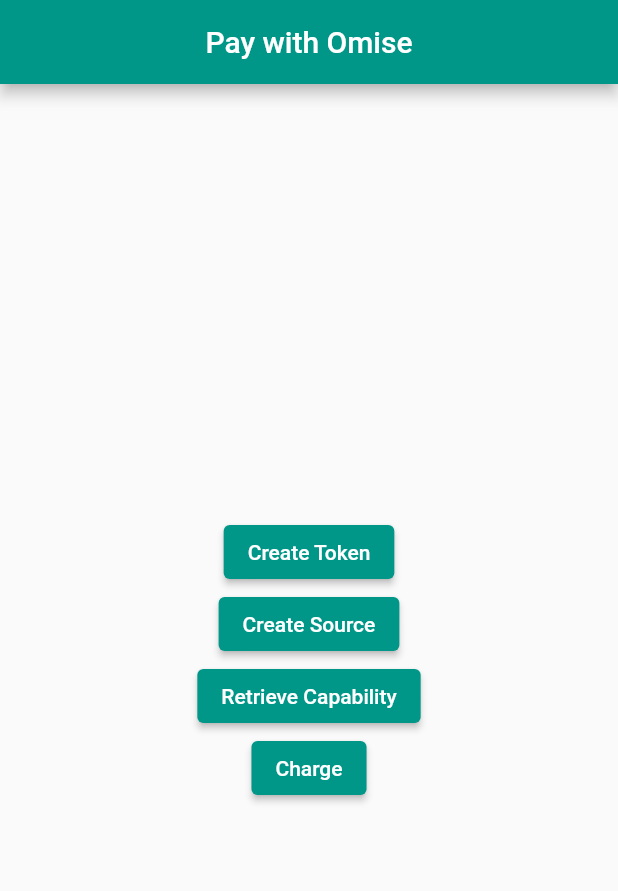
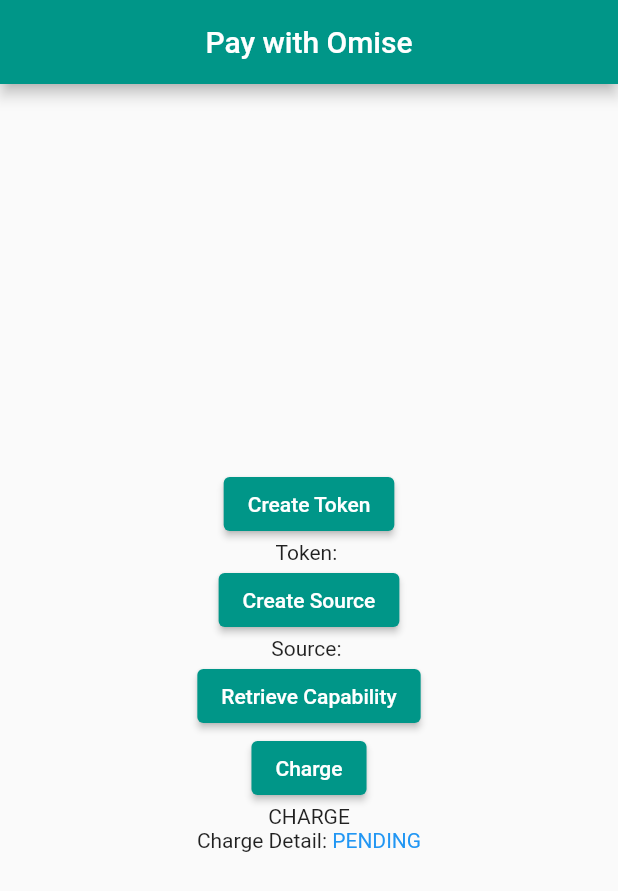
Before and after one commit to khemmanat/flutter_payment_sample, a Flutter app: the OmisePaymentPage widget shown alone on an empty page, opened directly, after a tap on "Create Source", on a phone screen of 412 x 824 dp. Shown: the top 891 px of the screen. Run offline on Flutter 3.47's test engine with Material 2 defaults, Android fonts, the phone set to English and light mode, and no system bars; network calls fail.

Commit message:
update omise payment with using local codes

````diff
--- /dev/null
+++ b/lib/external/omise/omise_flutter.dart
@@ -0,0 +1,45 @@
+library omise_flutter;
+
+import './src/client.dart';
+import './src/resources/capability.dart';
+import './src/resources/source.dart';
+import './src/resources/token.dart';
+
+const String _VERSION = "0.1.6";
+
+/// OmiseFlutter
+///
+/// ```dart
+/// OmiseFlutter omise = OmiseFlutter(publicKey);
+/// ```
+class OmiseFlutter {
+  // Omise API version
+  final String apiVersion;
+  // Omise Public Key
+  final String publicKey;
+
+  // HTTP Client
+  late Client _client;
+  Client get client {
+    return _client;
+  }
+
+  // Resources
+  late TokenResource token;
+  late SourceResource source;
+  late CapabilityResource capability;
+
+  // Constructor
+  OmiseFlutter(this.publicKey, [this.apiVersion = '2019-05-29']) {
+    //
+    _client = Client(publicKey, apiVersion);
+    _client.version = _VERSION;
+    _initResources();
+  }
+
+  _initResources() {
+    token = TokenResource(_client, publicKey, apiVersion);
+    source = SourceResource(_client, publicKey, apiVersion);
+    capability = CapabilityResource(_client, publicKey, apiVersion);
+  }
+}
--- /dev/null
+++ b/lib/external/omise/src/client.dart
@@ -0,0 +1,100 @@
+import 'dart:async';
+import 'dart:convert';
+
+import 'package:flutter_payment_sample/core/constants/payment/omise.dart';
+import 'package:http/http.dart' as http;
+
+import './exception.dart';
+
+class Client {
+  late final String _publicKey;
+  late final String _apiVersion;
+  late String version;
+
+  Client(this._publicKey, this._apiVersion);
+
+  final http.Client _httpClient = http.Client();
+
+  /// Makes a post request to [host] by following [path] with [data]
+  Future<Map<String, dynamic>> post(String host, final List<String> path,
+      {final dynamic data}) async {
+    final uri = createUri(host, path);
+    final headers = createHeader();
+    final response = await _httpClient
+        .post(uri, body: json.encode(data), headers: headers)
+        .timeout(const Duration(seconds: 60), onTimeout: () {
+      throw TimeoutException('The connection has timed out, Please try again!');
+    });
+    return processResponse(response);
+  }
+
+  /// Makes a get request from [host] by following [path]
+  Future<Map<String, dynamic>> get(String host, final List<String> path) async {
+    final uri = createUri(host, path);
+    final headers = createHeader();
+    final response = await _httpClient
+        .get(uri, headers: headers)
+        .timeout(const Duration(seconds: 60), onTimeout: () {
+      throw TimeoutException('The connection has timed out, Please try again!');
+    });
+    return processResponse(response);
+  }
+
+  Uri createUri(String host, List<String> path) {
+    final uri = Uri(scheme: 'https', host: host, pathSegments: path);
+    print('URI Created: $uri');
+    return uri;
+  }
+
+  /// Build a basic authentication header
+  String basicAuth() {
+    print('Check public key: $OmiseConstant.secretKey');
+    // print('Basic ${base64Encode(utf8.encode('$_publicKey:'))}');
+    // return 'Basic ${base64Encode(utf8.encode('$_publicKey:'))}';
+    return 'Basic ${base64Encode(utf8.encode('${OmiseConstant.secretKey}:'))}';
+  }
+
+  /// Create a header
+  Map<String, String> createHeader() {
+    final headers = <String, String>{
+      'Authorization': basicAuth(),
+      'Omise-Version': _apiVersion,
+      'Cache-Control': 'no-cache',
+      'Content-Type': 'application/json',
+      'user-agent': 'co.keerati.omise_flutter/$version'
+    };
+    return headers;
+  }
+
+  /// Deserialize JSON from [response]
+  Map<String, dynamic> processResponse(http.Response response) {
+    final responseStatusCode = response.statusCode;
+
+    Map<String, dynamic>? map;
+    try {
+      map = jsonDecode(response.body) as Map<String, dynamic>;
+    } catch (e) {
+      // Throwing later.
+    }
+    if (responseStatusCode != 200) {
+      if (map == null || map['object'] == null) {
+        throw UnknownTypeException(
+            'The status code returned was $responseStatusCode but no error was provided.');
+      }
+
+      if (map['code'] != null && map['message'] != null) {
+        print('Error: ${map['code']} - ${map['message']}');
+        throw InvalidRequestException(
+            map['code'].toString(), map['message'].toString());
+      } else {
+        throw UnknownTypeException(
+            'The status code returned was $responseStatusCode but the error type is unknown.');
+      }
+    }
+    if (map == null) {
+      throw UnknownTypeException(
+          'The JSON returned was unparsable (${response.body}).');
+    }
+    return map;
+  }
+}
--- /dev/null
+++ b/lib/external/omise/src/resources/capability.dart
@@ -0,0 +1,14 @@
+import './resource.dart';
+import '../client.dart';
+import '../responses.dart';
+
+class CapabilityResource extends Resource {
+  final String host = 'api.omise.co';
+  CapabilityResource(Client client, String publicKey, String apiVersion)
+      : super(client, publicKey, apiVersion);
+
+  Future<Capability> retrieve() async {
+    final response = await client.get(host, ['capability']);
+    return Capability.fromJson(response);
+  }
+}
--- /dev/null
+++ b/lib/external/omise/src/resources/source.dart
@@ -0,0 +1,46 @@
+import './resource.dart';
+import '../client.dart';
+import '../responses.dart';
+
+class SourceResource extends Resource {
+  final String host = "api.omise.co";
+  SourceResource(Client client, String publicKey, String apiVersion)
+      : super(client, publicKey, apiVersion);
+
+  /// Create a source
+  ///
+  /// See Omise API documentation for details
+  /// https://www.omise.co/sources-api#create
+  ///
+  /// ```dart
+  /// final source = await omise.source.create(10000, "thb", "internet_banking_bay");
+  /// ```
+  Future<Source> create(int amount, String currency, String type,
+      {String? barcode,
+      String? email,
+      int? installmentTerm,
+      String? name,
+      String? storeId,
+      String? storeName,
+      String? terminalId,
+      String? phoneNumber,
+      bool? zeroInterestInstallments}) async {
+    final data = {
+      'amount': amount,
+      'currency': currency,
+      'type': type,
+      'barcode': barcode,
+      'email': email,
+      'installment_term': installmentTerm,
+      'name': name,
+      'phone_number': phoneNumber,
+      'store_id': storeId,
+      'store_name': storeName,
+      'terminal_id': terminalId,
+      'zero_interest_installments': zeroInterestInstallments
+    };
+
+    final response = await client.post(host, ['sources'], data: data);
+    return Source.fromJson(response);
+  }
+}
--- /dev/null
+++ b/lib/external/omise/src/responses.dart
@@ -0,0 +1,6 @@
+import './responses/payment_method.dart';
+
+part './responses/capability.dart';
+part './responses/card.dart';
+part './responses/source.dart';
+part './responses/token.dart';
--- /dev/null
+++ b/lib/external/omise/src/responses/capability.dart
@@ -0,0 +1,43 @@
+part of '../responses.dart';
+
+/// Capability API: please check https://www.omise.co/capability-api
+class Capability {
+  String? object;
+  String? location;
+  List<String>? banks;
+  List<PaymentMethods>? paymentMethods;
+  bool? zeroInterestInstallments;
+
+  Capability(
+      {this.object,
+      this.location,
+      this.banks,
+      this.paymentMethods,
+      this.zeroInterestInstallments});
+
+  Capability.fromJson(Map<String, dynamic> json) {
+    object = json['object'];
+    location = json['location'];
+    banks = json['banks'].cast<String>();
+    if (json['payment_methods'] != null) {
+      paymentMethods = <PaymentMethods>[];
+      json['payment_methods'].forEach((v) {
+        paymentMethods!.add(new PaymentMethods.fromJson(v));
+      });
+    }
+    zeroInterestInstallments = json['zero_interest_installments'];
+  }
+
+  Map<String, dynamic> toJson() {
+    final Map<String, dynamic> data = new Map<String, dynamic>();
+    data['object'] = this.object;
+    data['location'] = this.location;
+    data['banks'] = this.banks;
+    if (this.paymentMethods != null) {
+      data['payment_methods'] =
+          this.paymentMethods!.map((v) => v.toJson()).toList();
+    }
+    data['zero_interest_installments'] = this.zeroInterestInstallments;
+    return data;
+  }
+}
--- /dev/null
+++ b/lib/external/omise/src/responses/card.dart
@@ -0,0 +1,111 @@
+part of '../responses.dart';
+
+/// Card API: please check https://www.omise.co/cards-api
+class Card {
+  String? object;
+  String? id;
+  bool? livemode;
+  String? location;
+  String? createdAt;
+  bool? deleted;
+  String? street1;
+  String? street2;
+  String? city;
+  String? state;
+  String? postalCode;
+  String? country;
+  String? phoneNumber;
+  String? financing;
+  String? bank;
+  String? firstDigits;
+  String? lastDigits;
+  String? brand;
+  int? expirationMonth;
+  int? expirationYear;
+  String? fingerprint;
+  String? name;
+  @Deprecated(
+      "This attribute is deprecated. Please check https://www.omise.co/cards-api")
+  bool? securityCodeCheck;
+
+  Card(
+      {this.object,
+      this.id,
+      this.livemode,
+      this.location,
+      this.createdAt,
+      this.deleted,
+      this.street1,
+      this.street2,
+      this.city,
+      this.state,
+      this.postalCode,
+      this.country,
+      this.phoneNumber,
+      this.financing,
+      this.bank,
+      this.firstDigits,
+      this.lastDigits,
+      this.brand,
+      this.expirationMonth,
+      this.expirationYear,
+      this.fingerprint,
+      this.name,
+      this.securityCodeCheck});
+
+  Card.fromJson(Map<String, dynamic> json) {
+    object = json['object'];
+    id = json['id'];
+    livemode = json['livemode'];
+    location = json['location'];
+    createdAt = json['created_at'];
+    deleted = json['deleted'];
+    street1 = json['street1'];
+    street2 = json['street2'];
+    city = json['city'];
+    state = json['state'];
+    postalCode = json['postal_code'];
+    country = json['country'];
+    phoneNumber = json['phone_number'];
+    financing = json['financing'];
+    bank = json['bank'];
+    firstDigits = json['first_digits'];
+    lastDigits = json['last_digits'];
+    brand = json['brand'];
+    expirationMonth = json['expiration_month'];
+    expirationYear = json['expiration_year'];
+    fingerprint = json['fingerprint'];
+    name = json['name'];
+    // ignore: deprecated_member_use_from_same_package
+    securityCodeCheck = json['security_code_check'];
+  }
+
+  Map<String, dynamic> toJson() {
+    final Map<String, dynamic> data = <String, dynamic>{};
+    data['object'] = object;
+    data['id'] = id;
+    data['livemode'] = livemode;
+    data['location'] = location;
+    data['created_at'] = createdAt;
+    data['deleted'] = deleted;
+    data['street1'] = street1;
+    data['street2'] = street2;
+    data['city'] = city;
+    data['state'] = state;
+    data['postal_code'] = postalCode;
+    data['country'] = country;
+    data['phone_number'] = phoneNumber;
+    data['financing'] = financing;
+    data['bank'] = bank;
+    data['first_digits'] = firstDigits;
+    data['last_digits'] = lastDigits;
+    data['brand'] = brand;
+    data['expiration_month'] = expirationMonth;
+    data['expiration_year'] = expirationYear;
+    data['fingerprint'] = fingerprint;
+    data['name'] = name;
+    // ignore: deprecated_member_use_from_same_package
+    data['security_code_check'] = securityCodeCheck;
+    return data;
+  }
+}
--- /dev/null
+++ b/lib/external/omise/src/responses/payment_method.dart
@@ -0,0 +1,36 @@
+class PaymentMethods {
+  String? object;
+  String? name;
+  List<String>? currencies;
+  List<String>? cardBrands;
+  List<int>? installmentTerms;
+
+  PaymentMethods(
+      {this.object,
+      this.name,
+      this.currencies,
+      this.cardBrands,
+      this.installmentTerms});
+
+  PaymentMethods.fromJson(Map<String, dynamic> json) {
+    object = json['object'];
+    name = json['name'];
+    currencies =
+        json['currencies'] != null ? json['currencies'].cast<String>() : null;
+    cardBrands =
+        json['card_brands'] != null ? json['card_brands'].cast<String>() : null;
+    installmentTerms = json['installment_terms'] != null
+        ? json['installment_terms'].cast<int>()
+        : null;
+  }
+
+  Map<String, dynamic> toJson() {
+    final Map<String, dynamic> data = <String, dynamic>{};
+    data['object'] = object;
+    data['name'] = name;
+    data['currencies'] = currencies;
+    data['card_brands'] = cardBrands;
+    data['installment_terms'] = installmentTerms;
+    return data;
+  }
+}
--- /dev/null
+++ b/lib/external/omise/src/responses/source.dart
@@ -0,0 +1,99 @@
+part of '../responses.dart';
+
+/// Source API: please check https://www.omise.co/sources-api
+class Source {
+  String? object;
+  String? id;
+  bool? livemode;
+  String? location;
+  String? createdAt;
+  String? type;
+  String? flow;
+  int? amount;
+  String? currency;
+  String? mobileNumber;
+  String? phoneNumber;
+  String? references;
+  String? name;
+  String? email;
+  String? barcode;
+  String? storeId;
+  String? storeName;
+  String? terminalId;
+  String? installmentTerm;
+  String? zeroInterestInstallments;
+  String? scannableCode;
+
+  Source(
+      {this.object,
+      this.id,
+      this.livemode,
+      this.location,
+      this.createdAt,
+      this.type,
+      this.flow,
+      this.amount,
+      this.currency,
+      this.mobileNumber,
+      this.phoneNumber,
+      this.references,
+      this.name,
+      this.email,
+      this.barcode,
+      this.storeId,
+      this.storeName,
+      this.terminalId,
+      this.installmentTerm,
+      this.zeroInterestInstallments,
+      this.scannableCode});
+
+  Source.fromJson(Map<String, dynamic> json) {
+    object = json['object'];
+    id = json['id'];
+    livemode = json['livemode'];
+    location = json['location'];
+    createdAt = json['created_at'];
+    type = json['type'];
+    flow = json['flow'];
+    amount = json['amount'];
+    currency = json['currency'];
+    mobileNumber = json['mobile_number'];
+    phoneNumber = json['phone_number'];
+    references = json['references'];
+    name = json['name'];
+    email = json['email'];
+    barcode = json['barcode'];
+    storeId = json['store_id'];
+    storeName = json['store_name'];
+    terminalId = json['terminal_id'];
+    installmentTerm = json['installment_term'];
+    zeroInterestInstallments = json['zero_interest_installments'];
+    scannableCode = json['scannable_code'];
+  }
+
+  Map<String, dynamic> toJson() {
+    final Map<String, dynamic> data = <String, dynamic>{};
+    data['object'] = object;
+    data['id'] = id;
+    data['livemode'] = livemode;
+    data['location'] = location;
+    data['created_at'] = createdAt;
+    data['type'] = type;
+    data['flow'] = flow;
+    data['amount'] = amount;
+    data['currency'] = currency;
+    data['mobile_number'] = mobileNumber;
+    data['phone_number'] = phoneNumber;
+    data['references'] = references;
+    data['name'] = name;
+    data['email'] = email;
+    data['barcode'] = barcode;
+    data['store_id'] = storeId;
+    data['store_name'] = storeName;
+    data['terminal_id'] = terminalId;
+    data['installment_term'] = installmentTerm;
+    data['zero_interest_installments'] = zeroInterestInstallments;
+    data['scannable_code'] = scannableCode;
+    return data;
+  }
+}
--- /dev/null
+++ b/lib/external/omise/src/responses/token.dart
@@ -0,0 +1,48 @@
+part of '../responses.dart';
+
+/// Token API: please check https://www.omise.co/tokens-api
+class Token {
+  String? object;
+  String? id;
+  bool? livemode;
+  String? location;
+  String? chargeStatus;
+  String? createdAt;
+  bool? used;
+  Card? card;
+
+  Token(
+      {this.object,
+      this.id,
+      this.livemode,
+      this.location,
+      this.createdAt,
+      this.used,
+      this.card});
+
+  Token.fromJson(Map<String, dynamic> json) {
+    object = json['object'];
+    id = json['id'];
+    livemode = json['livemode'];
+    location = json['location'];
+    chargeStatus = json['charge_status'];
+    createdAt = json['created_at'];
+    used = json['used'];
+    card = json['card'] != null ? Card.fromJson(json['card']) : null;
+  }
+
+  Map<String, dynamic> toJson() {
+    final Map<String, dynamic> data = <String, dynamic>{};
+    data['object'] = object;
+    data['id'] = id;
+    data['livemode'] = livemode;
+    data['location'] = location;
+    data['charge_status'] = chargeStatus;
+    data['created_at'] = createdAt;
+    data['used'] = used;
+    if (card != null) {
+      data['card'] = card!.toJson();
+    }
+    return data;
+  }
+}
--- a/lib/features/payment/pages/omise/omise_page.dart
+++ b/lib/features/payment/pages/omise/omise_page.dart
@@ -1,7 +1,8 @@
 import 'package:flutter/material.dart';
 import 'package:flutter_payment_sample/core/constants/payment/omise.dart';
 import 'package:flutter_payment_sample/core/widgets/base_view.dart';
-import 'package:omise_flutter/omise_flutter.dart';
+import 'package:flutter_payment_sample/external/omise/omise_flutter.dart';
+// import 'package:omise_flutter/omise_flutter.dart';
 
 class OmisePaymentPage extends StatefulWidget {
   const OmisePaymentPage({Key? key}) : super(key: key);
@@ -12,7 +13,9 @@ class OmisePaymentPage extends StatefulWidget {
 
 class _OmisePaymentPageState extends State<OmisePaymentPage> {
   OmiseFlutter omise = OmiseFlutter(OmiseConstant.publicKey);
+
   TextEditingController omiseToken = TextEditingController();
+  TextEditingController omiseSource = TextEditingController();
 
   @override
   Widget build(BuildContext context) {
@@ -25,27 +28,37 @@ class _OmisePaymentPageState extends State<OmisePaymentPage> {
                 onPressed: () {
                   createToken();
                 },
-                child: Text('Create Token')),
+                child: const Text('Create Token')),
+            Text.rich(TextSpan(text: 'Token: ', children: [
+              TextSpan(
+                  text: omiseToken.text,
+                  style: const TextStyle(color: Colors.blue))
+            ])),
             ElevatedButton(
                 onPressed: () {
                   createSource();
                 },
-                child: Text('Create Source')),
+                child: const Text('Create Source')),
+            Text.rich(TextSpan(text: 'Source: ', children: [
+              TextSpan(
+                  text: omiseSource.text,
+                  style: const TextStyle(color: Colors.blue))
+            ])),
             ElevatedButton(
                 onPressed: () {
                   retrieveCapability();
                 },
-                child: Text('Retrieve Capability')),
+                child: const Text('Retrieve Capability')),
             ElevatedButton(
                 onPressed: () {
                   charge();
                 },
-                child: Text('Charge'))
-            // ElevatedButton(
-            //     onPressed: () {
-            //       Navigator.pop(context);
-            //     },
-            //     child: const Text('Back'))
+                child: const Text('Charge')),
+            Text('CHARGE'),
+            Text.rich(TextSpan(text: 'Charge Detail: ', children: [
+              TextSpan(
+                  text: 'PENDING', style: const TextStyle(color: Colors.blue))
+            ])),
           ],
         ));
   }
@@ -53,16 +66,18 @@ class _OmisePaymentPageState extends State<OmisePaymentPage> {
   createToken() async {
     final token = await omise.token
         .create('JOHN DOE', '4242424242424242', '10', '2024', '123');
+    print('TOKEN ID: ${token.id}');
     setState(() {
       omiseToken.text = token.id!;
     });
-    // print('TOKEN: ${token.id}');
   }
 
   createSource() async {
-    final source =
-        await omise.source.create(10000, 'thb', 'internet_banking_bay');
+    final source = await omise.source.create(10000, 'thb', 'alipay');
     print('SOURCE ID: ${source.id}');
+    setState(() {
+      omiseSource.text = source.id!;
+    });
   }
 
   retrieveCapability() async {
@@ -74,12 +89,13 @@ class _OmisePaymentPageState extends State<OmisePaymentPage> {
 
   charge() async {
     final charge = await omise.client.post('api.omise.co', [
-      '/charges'
+      'charges'
     ], data: {
       'amount': 10000,
       'currency': 'thb',
-      'source': 'src_test_5uu37nqrpwhsa13ui2z',
-      'return_uri': 'http://www.example.com'
+      'card': omiseToken.text,
+      // return_uri :  This is the url used for redirecting your customer back when 3-D Secure is used.
+      // 'return_uri': 'http://localhost:3000'
     });
     print('CHARGE: $charge');
   }
--- a/pubspec.yaml
+++ b/pubspec.yaml
@@ -38,7 +38,9 @@ dependencies:
   cupertino_icons: ^1.0.2
   http: ^0.13.5
   flutter_stripe: ^8.0.0+1
-  omise_flutter: ^0.1.6
+#  omise_flutter:
+#    path: ./lib/external/omise
+  crypto: ^3.0.2
 
 dev_dependencies:
   flutter_test:
````
Also changed, not shown: lib/external/omise/src/exception.dart (added, +38 -0 lines), lib/external/omise/src/resources/resource.dart (added, +9 -0 lines), lib/external/omise/src/resources/token.dart (added, +47 -0 lines), pubspec.lock.
